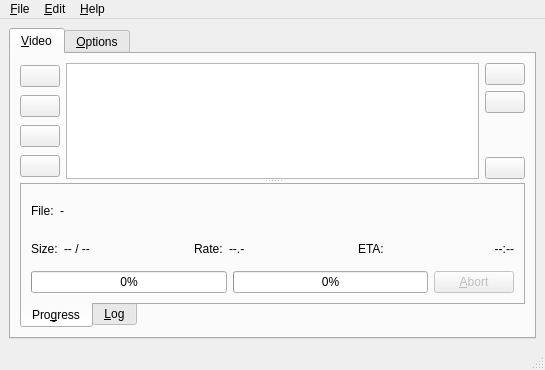
The window that rc/mainwnd.ui (guendto/abby) describes before a commit, drawn with Qt 5.
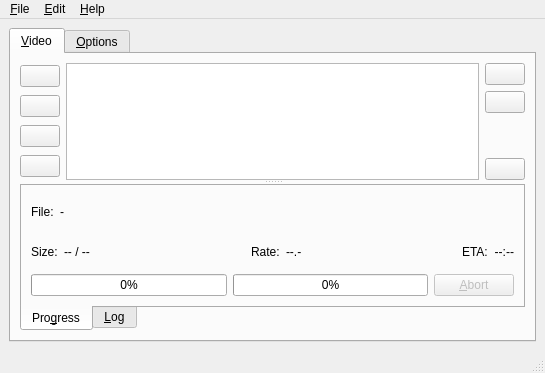
The same window after the commit. Icons and pictures are not drawn.

```diff
--- a/rc/mainwnd.ui
+++ b/rc/mainwnd.ui
@@ -7,7 +7,7 @@
     <x>0</x>
     <y>0</y>
     <width>545</width>
-    <height>370</height>
+    <height>373</height>
    </rect>
   </property>
   <property name="windowTitle" >
@@ -291,6 +291,19 @@
                  </property>
                 </widget>
                </item>
+               <item>
+                <spacer name="horizontalSpacer_3" >
+                 <property name="orientation" >
+                  <enum>Qt::Horizontal</enum>
+                 </property>
+                 <property name="sizeHint" stdset="0" >
+                  <size>
+                   <width>40</width>
+                   <height>20</height>
+                  </size>
+                 </property>
+                </spacer>
+               </item>
                <item>
                 <widget class="QLabel" name="label_4" >
                  <property name="sizePolicy" >
@@ -317,6 +330,19 @@
                  </property>
                 </widget>
                </item>
+               <item>
+                <spacer name="horizontalSpacer_2" >
+                 <property name="orientation" >
+                  <enum>Qt::Horizontal</enum>
+                 </property>
+                 <property name="sizeHint" stdset="0" >
+                  <size>
+                   <width>40</width>
+                   <height>20</height>
+                  </size>
+                 </property>
+                </spacer>
+               </item>
                <item>
                 <widget class="QLabel" name="label_5" >
                  <property name="sizePolicy" >
```
